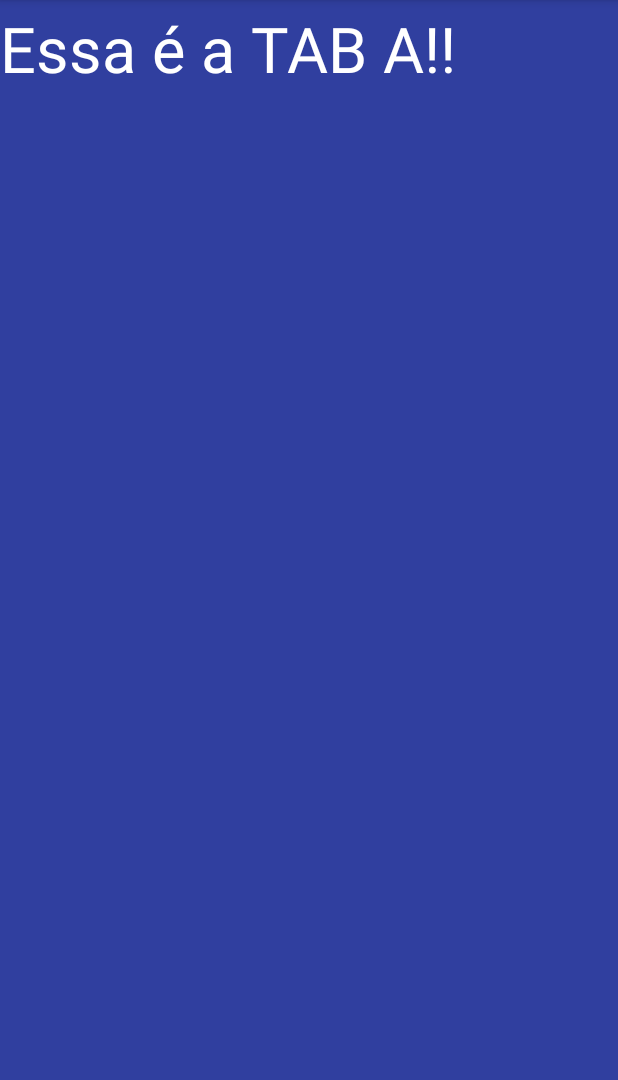
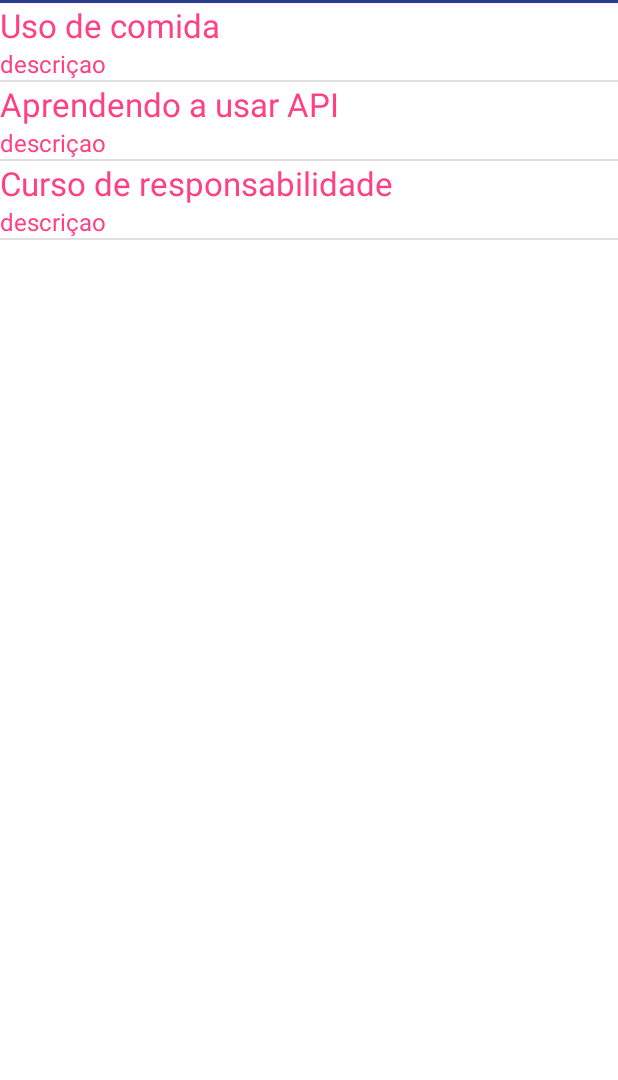
Before and after one commit to phrigapov/events, an Android app: the screen it shows after launch (MainActivity), on a phone screen of 412 x 824 dp, the part 156-1236 px from its top. Run offline under Robolectric (Android 15) with nearby library versions, the phone set to English and light mode, and no system bars.

Commit message:
Adicionado Fragments e Listview dentro das Tabs

```diff
--- a/app/build.gradle
+++ b/app/build.gradle
@@ -25,12 +25,14 @@ android {
 
 dependencies {
     implementation fileTree(dir: 'libs', include: ['*.jar'])
-    androidTestImplementation ('com.android.support.test.espresso:espresso-core:2.2.2', {
+    androidTestImplementation('com.android.support.test.espresso:espresso-core:2.2.2', {
         exclude group: 'com.android.support', module: 'support-annotations'
     })
-    implementation"org.jetbrains.kotlin:kotlin-stdlib-jre7:$kotlin_version"
+    implementation "org.jetbrains.kotlin:kotlin-stdlib-jre7:$kotlin_version"
     implementation 'com.android.support:appcompat-v7:26.0.0-beta1'
     testImplementation 'junit:junit:4.12'
     implementation 'com.android.support:design:26.0.0-beta2'
     implementation 'com.android.support.constraint:constraint-layout:1.0.2'
+    implementation 'com.android.support:support-v4:26.0.0-beta2'
+    implementation 'com.android.support:recyclerview-v7:26.0.0-beta2'
 }
--- a/app/src/main/java/com/example/paulo/events/Adapter/MyTabAdapter.kt
+++ b/app/src/main/java/com/example/paulo/events/Adapter/MyTabAdapter.kt
@@ -3,6 +3,7 @@ package com.example.paulo.events.Adapter
 import android.support.v4.app.Fragment
 import android.support.v4.app.FragmentManager
 import android.support.v4.app.FragmentPagerAdapter
+import android.support.v4.app.ListFragment
 import com.example.paulo.events.Tabs.TabA
 import com.example.paulo.events.Tabs.TabB
 import com.example.paulo.events.Tabs.TabC
--- /dev/null
+++ b/app/src/main/java/com/example/paulo/events/Eventos.kt
@@ -0,0 +1,10 @@
+package com.example.paulo.events
+
+/**
+ * Created by Paulo on 19/07/2017.
+ */
+data class Eventos (var nome: String, var descricao: String, var data : Int){
+
+
+
+}
--- a/app/src/main/java/com/example/paulo/events/Tabs/TabA.kt
+++ b/app/src/main/java/com/example/paulo/events/Tabs/TabA.kt
@@ -11,8 +11,10 @@ import android.app.Activity
 import android.app.FragmentManager
 import android.graphics.Color
 import android.view.View
-import android.widget.TextView
+import android.widget.*
+import com.example.paulo.events.Eventos
 import com.example.paulo.events.R
+import java.util.*
 
 
 class TabA : android.support.v4.app.Fragment() {
@@ -29,13 +31,77 @@ class TabA : android.support.v4.app.Fragment() {
         myContext = activity as MainActivity?
     }
 
+    override fun onActivityCreated(savedInstanceState: Bundle?) {
+        super.onActivityCreated(savedInstanceState)
+
+    }
+
     override fun onCreateView(inflater: LayoutInflater?, container: ViewGroup?,
                               savedInstanceState: Bundle?): View? {
         // Inflate the layout for this fragment
         val view : View = activity.layoutInflater.inflate(R.layout.tab_a,container,false)
+        val listaDeEventos = view.findViewById<ListView>(android.R.id.list) as ListView
 
-        //var texto :  TextView = view.findViewById(R.id.text_a)
+        //val listaDeIcones = findViewById<ListView>(R.id.lista) as ListView
+        var sList = todosOsEventos()
+        //var oadapter : ArrayAdapter<String> = ArrayAdapter(this, simple_list_item_1,outraLista)
+        var oadapter: AdapterEventos = AdapterEventos(sList, activity)
+
+        listaDeEventos.adapter = oadapter
+
+       // (listaDeEventos.adapter as BaseAdapter).notifyDataSetChanged()
+
 
         return view
     }
+
+
+
 }
+
+fun todosOsEventos(): ArrayList<Eventos> {
+    return ArrayList(Arrays.asList(
+            Eventos("Uso de comida", "Gatronomia", 10),
+            Eventos("Aprendendo a usar API", "tecnologia", 15),
+            Eventos("Curso de responsabilidade", "Administração",12)))
+}
+
+data class AdapterEventos(var eventos: MutableList<Eventos>, var act: Activity): BaseAdapter(){
+
+    override fun getCount():Int {
+        return eventos.size
+    }
+    //Usando um opcional ? na frente do Any, dizemos que o retorno pode ser Any ou Null
+    override fun getItem(position:Int):Any? {
+        return eventos.get(position)
+    }
+    override fun getItemId(position:Int):Long {
+        return 0
+    }
+    override fun getView(position:Int, convertView: View?, parent: ViewGroup):View? {
+        val view : View = act.layoutInflater.inflate(R.layout.a,parent,false)
+        var evento : Eventos = eventos.get(position)
+
+        //Montando o layout da view
+        var nome : TextView = view.findViewById<TextView>(R.id.nome)
+       // var descricao : TextView = view.findViewById(R.id.descricao)
+
+
+        // populando as Views
+        nome.setText(evento.nome)
+        //descricao.setText(evento.descricao)
+        //imagem.setImageResource(icone.imagemIcone)
+        //imagem.setImageResource()
+
+
+        return view
+
+    }
+
+    //var icones : List<Icone> = ArrayList<Icone>()
+// variavel = nome: tipo
+//    fun AdapterIconesPersonalizado(icones:List<Icone>, act: Activity) {
+//        this.icones = icones
+//    }
+
+}
--- /dev/null
+++ b/app/src/main/res/layout/a.xml
@@ -0,0 +1,27 @@
+<?xml version="1.0" encoding="utf-8"?>
+<LinearLayout xmlns:android="http://schemas.android.com/apk/res/android"
+    android:orientation="vertical" android:layout_width="match_parent"
+    android:layout_height="match_parent"
+    android:id="@id/teste">
+
+
+    <TextView
+
+        android:id="@+id/nome"
+        android:layout_width="match_parent"
+        android:layout_height="wrap_content"
+        android:layout_marginTop="0dp"
+        android:text="Titulo"
+        android:textColor="@color/colorAccent"
+        android:textSize="22dp" />
+
+
+    <TextView
+        android:id="@+id/descricao"
+        android:layout_width="match_parent"
+        android:layout_height="wrap_content"
+        android:text="descriçao"
+        android:textColor="@color/colorAccent"
+        android:textSize="16sp" />
+
+</LinearLayout>
--- a/app/src/main/res/layout/tab_a.xml
+++ b/app/src/main/res/layout/tab_a.xml
@@ -1,17 +1,17 @@
 <?xml version="1.0" encoding="utf-8"?>
 <LinearLayout xmlns:android="http://schemas.android.com/apk/res/android"
     android:layout_width="match_parent"
-    android:layout_height="match_parent"
-    android:orientation="vertical"
-    android:background="@color/colorPrimaryDark">
+    android:layout_height="100dp"
+    android:layout_centerVertical="false"
+    android:background="@color/colorPrimaryDark"
+    android:orientation="horizontal">
 
+    <ListView
+        android:id="@android:id/list"
+        android:layout_width="match_parent"
+        android:layout_height="match_parent"
+        android:layout_marginTop="50dp"
+        android:background="@color/branco">
+    </ListView>
 
-    <TextView
-        android:id="@+id/text_a"
-        android:layout_width="match_parent"
-        android:layout_height="wrap_content"
-        android:layout_marginTop="52dp"
-        android:text="Essa é a TAB A!!"
-        android:textColor="@color/branco"
-        android:textSize="42dp" />
 </LinearLayout>
--- a/app/src/main/res/values/dimens.xml
+++ b/app/src/main/res/values/dimens.xml
@@ -5,4 +5,5 @@
     <dimen name="nav_header_vertical_spacing">8dp</dimen>
     <dimen name="nav_header_height">176dp</dimen>
     <dimen name="fab_margin">16dp</dimen>
+    <dimen name="text_margin">16dp</dimen>
 </resources>
--- /dev/null
+++ b/app/src/main/res/values/ids.xml
@@ -0,0 +1,4 @@
+<?xml version="1.0" encoding="utf-8"?>
+<resources>
+    <item name="teste" type="id">id</item>
+</resources>
```
Also changed, not shown: app/src/main/java/com/example/paulo/events/dummy/DummyContent.kt (added, +61 -0 lines), app/src/main/res/layout/list_view_a.xml (added, +49 -0 lines).
